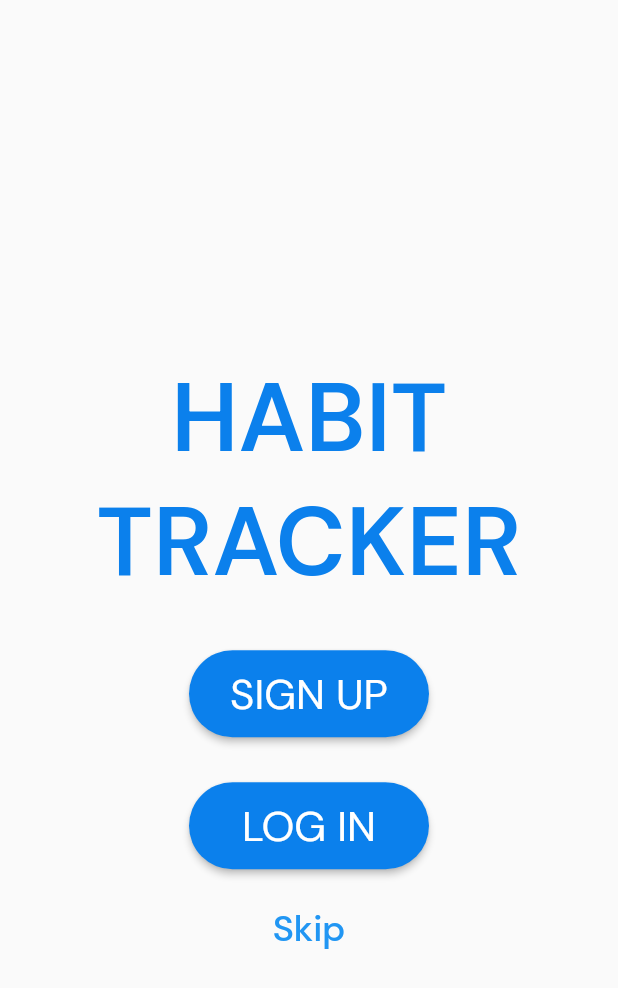
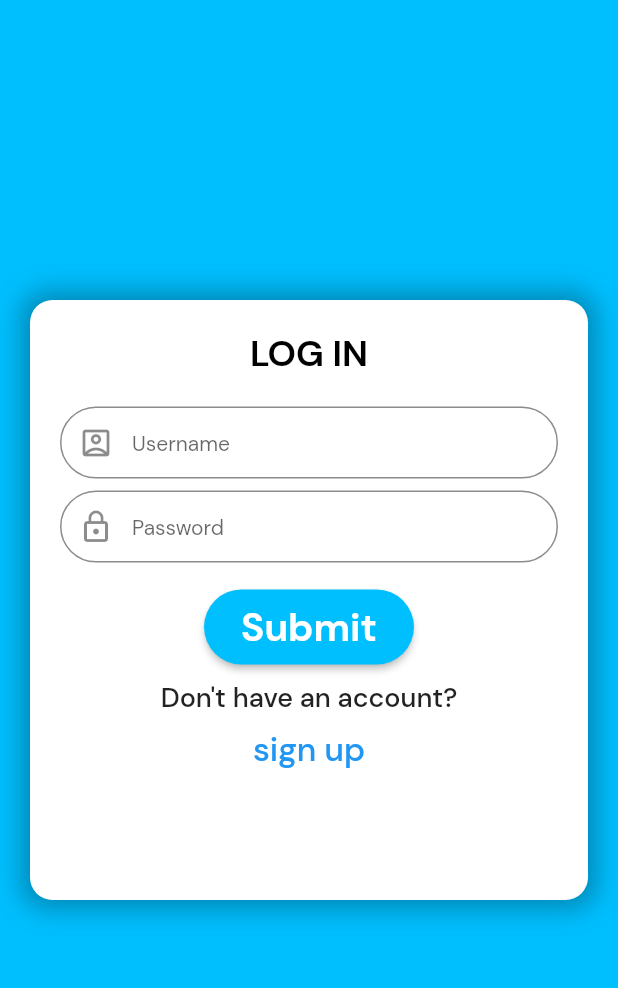
Before and after one commit to ahmadrafidev/habit-tracker, a Flutter app: the screen it shows after launch, after a tap on "LOG IN", on a phone screen of 412 x 824 dp. Shown: the top 988 px of the screen. Run offline on Flutter 3.47's test engine with Material 2 defaults, Android fonts, the light colour scheme and no system bars; our stand-ins replace circular_countdown_timer, google_fonts, persistent_bottom_nav_bar, rflutter_alert, table_calendar.

Commit message:
add signup and login page

```diff
--- a/lib/main.dart
+++ b/lib/main.dart
@@ -1,4 +1,6 @@
 import 'package:flutter/material.dart';
+import 'package:habittracker/screens/log_in.dart';
+import 'package:habittracker/screens/sign_up.dart';
 import 'package:habittracker/screens/tabs_screen.dart';
 import 'screens/starting_page_screen.dart';
 import 'screens/home_screen.dart';
@@ -16,11 +18,16 @@ class MyApp extends StatelessWidget {
   Widget build(BuildContext context) {
     return MaterialApp(
       theme: ThemeData(
-        fontFamily: 'DMSans'
+        fontFamily: 'DMSans',
+        primaryColor: const Color.fromRGBO(101, 204, 184, 1),
+        secondaryHeaderColor: const Color.fromRGBO(0, 191, 255, 1),
+
       ),
       title: 'Habit Tracker',
       home: StartingPage(),
       routes: {
+        SignupPage.routeName: (ctx) => const SignupPage(),
+        LoginPage.routeName: (ctx) => const LoginPage(),
         TabsScreen.routeName : (ctx) => const TabsScreen(),
         HomeScreen.routeName: (ctx) => const HomeScreen(),
         CalendarScreen.routeName: (ctx) => const CalendarScreen(),
--- a/lib/screens/home_screen.dart
+++ b/lib/screens/home_screen.dart
@@ -1,9 +1,5 @@
 import 'package:flutter/material.dart';
 import 'package:habittracker/models/todo.dart';
-import 'package:habittracker/screens/calendar_screen.dart';
-import 'package:habittracker/screens/tabs_screen.dart';
-import 'package:habittracker/screens/timer_screen.dart';
-import './tabs_screen.dart';
 
 import '../widget/todo_list.dart';
 import '../widget/new_todo.dart';
--- a/lib/screens/log_in.dart
+++ b/lib/screens/log_in.dart
@@ -0,0 +1,139 @@
+import 'package:flutter/material.dart';
+
+class LoginPage extends StatelessWidget {
+  const LoginPage({Key? key}) : super(key: key);
+  static const routeName = '/login_page';
+
+  @override
+  Widget build(BuildContext context) {
+    return Scaffold(
+      backgroundColor: Theme.of(context).secondaryHeaderColor,
+      body: Stack(
+        children: <Widget>[
+          Positioned(
+            top: 200,
+            child: Container(
+              padding: const EdgeInsets.all(20),
+              height: 400,
+              width: MediaQuery.of(context).size.width - 40,
+              margin: const EdgeInsets.symmetric(horizontal: 20),
+              decoration: BoxDecoration(
+                  color: Colors.white,
+                  borderRadius: BorderRadius.circular(15),
+                  boxShadow: [
+                    BoxShadow(
+                        color: Colors.black.withOpacity(0.3),
+                        blurRadius: 15,
+                        spreadRadius: 5)
+                  ]),
+              child: Column(
+                children: <Widget>[
+                  Row(
+                    mainAxisAlignment: MainAxisAlignment.spaceAround,
+                    children: <Widget>[
+                      Column(
+                        children: const <Widget>[
+                          Text(
+                            "LOG IN",
+                            style: TextStyle(
+                              fontSize: 24,
+                              fontWeight: FontWeight.bold,
+                              color: Colors.black,
+                              fontFamily: 'DMSans',
+                            ),
+                          )
+                        ],
+                      )
+                    ],
+                  ),
+                  Container(
+                    margin: const EdgeInsets.only(top: 20),
+                    child: Column(
+                      children: <Widget>[
+                        _buildTextFields(Icons.account_box_outlined, "Username",
+                            false, false),
+                        _buildTextFields(
+                            Icons.lock_outline, "Password", true, false),
+                      ],
+                    ),
+                  ),
+                  const SizedBox(
+                    height: 10,
+                  ),
+                  ElevatedButton(
+                    style: ElevatedButton.styleFrom(
+                      primary: Theme.of(context).secondaryHeaderColor,
+                      fixedSize: const Size(140, 50),
+                      shape: const StadiumBorder(),
+                      textStyle: const TextStyle(
+                          fontFamily: 'DMSans',
+                          color: Color.fromRGBO(255, 255, 255, 1),
+                          fontSize: 26,
+                          fontWeight: FontWeight.bold),
+                    ),
+                    onPressed: () {
+                      const snackBar = SnackBar(
+                        content: Text('Login Succesful'),
+                      );
+                      ScaffoldMessenger.of(context).showSnackBar(snackBar);
+                    },
+                    child: const Text(
+                      "Submit",
+                    ),
+                  ),
+                  const SizedBox(
+                    height: 10,
+                  ),
+                  const Text(
+                    "Don't have an account?",
+                    style: TextStyle(
+                      fontFamily: 'DMSans',
+                      fontSize: 18,
+                      fontWeight: FontWeight.w500,
+                    ),
+                  ),
+                  TextButton(
+                    onPressed: () {
+                      Navigator.pushNamed(context, '/signup_page');
+                    },
+                    child: const Text(
+                      "sign up",
+                      style: TextStyle(
+                        fontFamily: 'DMSans',
+                        fontSize: 22,
+                      ),
+                    ),
+                  ),
+                ],
+              ),
+            ),
+          ),
+        ],
+      ),
+    );
+  }
+
+  Widget _buildTextFields(
+      IconData icon, String hintTexts, bool isPassword, bool isEmail) {
+    return Padding(
+      padding: const EdgeInsets.only(bottom: 8.0),
+      child: TextField(
+        obscureText: isPassword,
+        keyboardType: isEmail ? TextInputType.emailAddress : TextInputType.text,
+        decoration: InputDecoration(
+            prefixIcon: Icon(icon),
+            enabledBorder: const OutlineInputBorder(
+              borderSide: BorderSide(color: Colors.black45),
+              borderRadius: BorderRadius.all(Radius.circular(35)),
+            ),
+            focusedBorder: const OutlineInputBorder(
+              borderSide: BorderSide(color: Colors.black45),
+              borderRadius: BorderRadius.all(Radius.circular(20)),
+            ),
+            contentPadding: const EdgeInsets.all(10),
+            hintText: hintTexts,
+            hintStyle: const TextStyle(fontSize: 14)),
+      ),
+    );
+  }
+}
--- a/lib/screens/starting_page_screen.dart
+++ b/lib/screens/starting_page_screen.dart
@@ -43,7 +43,9 @@ class StartingPage extends StatelessWidget {
                     fontSize: 28,
                     fontWeight: FontWeight.w400),
               ),
-              onPressed: () {},
+              onPressed: () {
+                Navigator.pushNamed(context, '/signup_page');
+              },
               child: const Text('SIGN UP'),
             ),
             const SizedBox(height: 30),
@@ -59,8 +61,10 @@ class StartingPage extends StatelessWidget {
                       fontSize: 28,
                       fontWeight: FontWeight.w400),
                 ),
-                onPressed: () {},
-                child: Text('LOG IN')),
+                onPressed: () {
+                  Navigator.pushNamed(context, '/login_page');
+                },
+                child: const Text('LOG IN')),
             const SizedBox(height: 15),
             TextButton(
               onPressed: () {
@@ -68,7 +72,7 @@ class StartingPage extends StatelessWidget {
               },
               child: const Text(
                 'Skip',
-                style: const TextStyle(fontSize: 24),
+                style: TextStyle(fontSize: 24),
               ),
             ),
           ],
```
Also changed, not shown: lib/screens/sign_up.dart (+141 -0 lines), lib/widget/todo_list.dart (+6 -3 lines), pubspec.lock.
